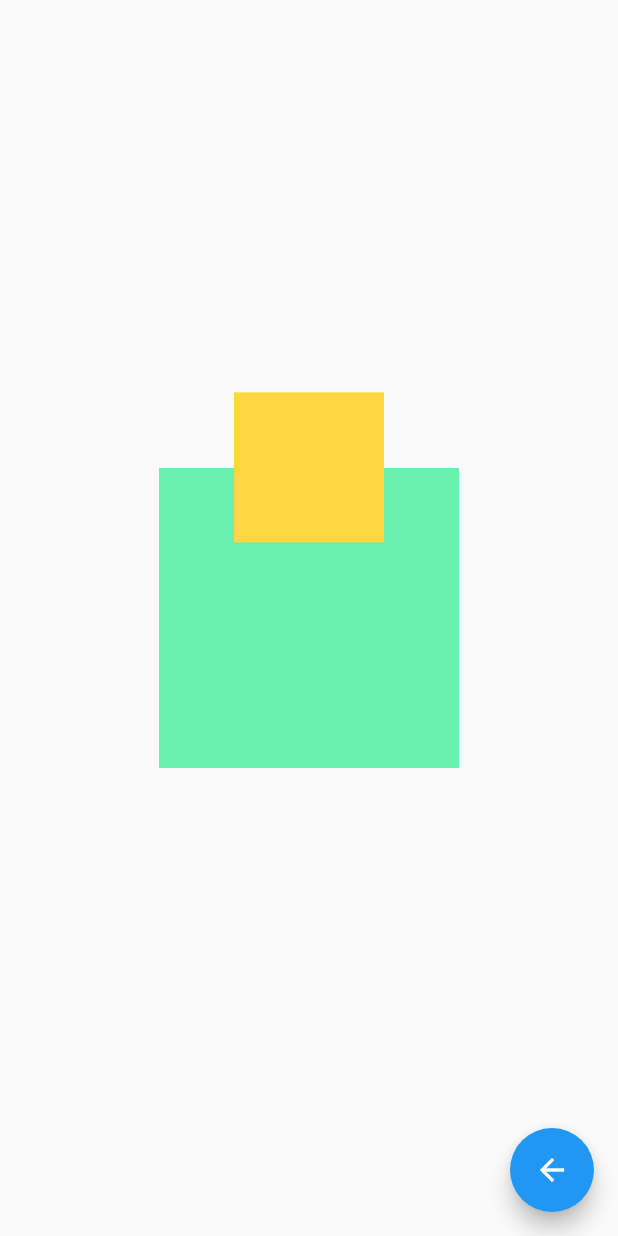
After one commit to thismightworkco/flutter_animation_tests, a Flutter app: the screen it shows after launch, after a tap on "Animation Inside!", on a phone screen of 412 x 824 dp. The commit adds this screen. Run offline on Flutter 3.47's test engine with Material 2 defaults, Android fonts, the phone set to English and light mode, and no system bars.

Commit message:
Some small changes + added slideIn animation

```diff
--- a/lib/animated_container.dart
+++ b/lib/animated_container.dart
@@ -19,7 +19,7 @@ class AnimatedContainerWidgetState extends State<AnimatedContainerWidget> {
     return Scaffold(
       body: Center(
         child: Column(
-          mainAxisAlignment: MainAxisAlignment.center,
+          mainAxisAlignment: MainAxisAlignment.spaceEvenly,
           children: [
             new AnimatedContainer(
               duration: new Duration(milliseconds: 1000),
--- a/lib/animated_crossfade.dart
+++ b/lib/animated_crossfade.dart
@@ -21,7 +21,7 @@ class AnimatedCrossFadeWidgetState extends State<AnimatedCrossFadeWidget> {
     return Scaffold(
       body: Center(
         child: Column(
-          mainAxisAlignment: MainAxisAlignment.center,
+          mainAxisAlignment: MainAxisAlignment.spaceEvenly,
           children: [
             AnimatedCrossFade(
               crossFadeState: _fadeState,
--- /dev/null
+++ b/lib/animation_inside.dart
@@ -0,0 +1,67 @@
+import 'package:flutter/material.dart';
+
+class AnimationInsideWidget extends StatefulWidget {
+  @override
+  AnimationInsideWidgetState createState() => AnimationInsideWidgetState();
+}
+
+class AnimationInsideWidgetState extends State<AnimationInsideWidget>
+    with SingleTickerProviderStateMixin {
+  @override
+  AnimationController _controller;
+  Animation<Offset> _positionAnimation;
+
+  void initState() {
+    super.initState();
+
+    _controller =
+        AnimationController(vsync: this, duration: Duration(seconds: 2));
+
+    _positionAnimation = Tween(
+      begin: Offset(0.0, -6.0),
+      end: Offset(0.0, 0.0),
+    ).animate(
+      CurvedAnimation(
+        parent: _controller,
+        curve: Curves.fastOutSlowIn,
+      ),
+    );
+
+    _controller.forward();
+  }
+
+  @override
+  Widget build(BuildContext context) {
+    return Scaffold(
+      body: Center(
+        child: Container(
+          width: 200.0,
+          height: 200.0,
+          color: Colors.greenAccent,
+          child: Align(
+            alignment: Alignment(0.0, 0.0),
+            child: SlideTransition(
+              position: _positionAnimation,
+              child: Container(
+                height: 100.0,
+                width: 100.0,
+                color: Colors.amberAccent,
+              ),
+            ),
+          ),
+        ),
+      ),
+      floatingActionButton: FloatingActionButton(
+          child: Icon(Icons.arrow_back),
+          onPressed: () {
+            Navigator.pop(context);
+          }),
+    );
+  }
+
+  @override
+  void dispose() {
+    _controller.dispose();
+    super.dispose();
+  }
+}
--- a/lib/hart_animation_widget.dart
+++ b/lib/heart_animation_widget.dart
@@ -1,12 +1,12 @@
 import 'package:flutter/material.dart';
 
-class HartAnimationWidget extends StatefulWidget {
+class HeartAnimationWidget extends StatefulWidget {
   @override
-  _HartAnimationWidgetState createState() => new _HartAnimationWidgetState();
+  _HeartAnimationWidgetState createState() => new _HeartAnimationWidgetState();
 }
 
 // Add with TickerProviderStateMixin
-class _HartAnimationWidgetState extends State<HartAnimationWidget>
+class _HeartAnimationWidgetState extends State<HeartAnimationWidget>
     with TickerProviderStateMixin {
   // Define the _controller variable
   AnimationController _controller;
--- a/lib/main.dart
+++ b/lib/main.dart
@@ -1,8 +1,9 @@
 import 'package:animation_tests/animated_container.dart';
 import 'package:animation_tests/animated_crossfade.dart';
+import 'package:animation_tests/animation_inside.dart';
 import 'package:animation_tests/delay_animation_widget.dart';
 import 'package:animation_tests/easing_animation_widget.dart';
-import 'package:animation_tests/hart_animation_widget.dart';
+import 'package:animation_tests/heart_animation_widget.dart';
 import 'package:animation_tests/sequence_animation_widget.dart';
 import 'package:animation_tests/train_hopping_widget.dart';
 import 'package:animation_tests/transition_test.dart';
@@ -85,13 +86,13 @@ class _MyHomePageState extends State<MyHomePage> {
               },
             ),
             new ListTile(
-              title: Text("Hart animation"),
+              title: Text("Heart animation"),
               subtitle: Text("A more complex micro-animation."),
               onTap: () {
                 Navigator.push(
                   context,
                   MaterialPageRoute(
-                      builder: (context) => HartAnimationWidget()),
+                      builder: (context) => HeartAnimationWidget()),
                 );
               },
             ),
@@ -159,6 +160,17 @@ class _MyHomePageState extends State<MyHomePage> {
                 );
               },
             ),
+            new ListTile(
+              title: Text("Animation Inside!"),
+              subtitle: Text("A small SlideTransition"),
+              onTap: () {
+                Navigator.push(
+                  context,
+                  MaterialPageRoute(
+                      builder: (context) => AnimationInsideWidget()),
+                );
+              },
+            ),
           ],
         ),
       ),
```
